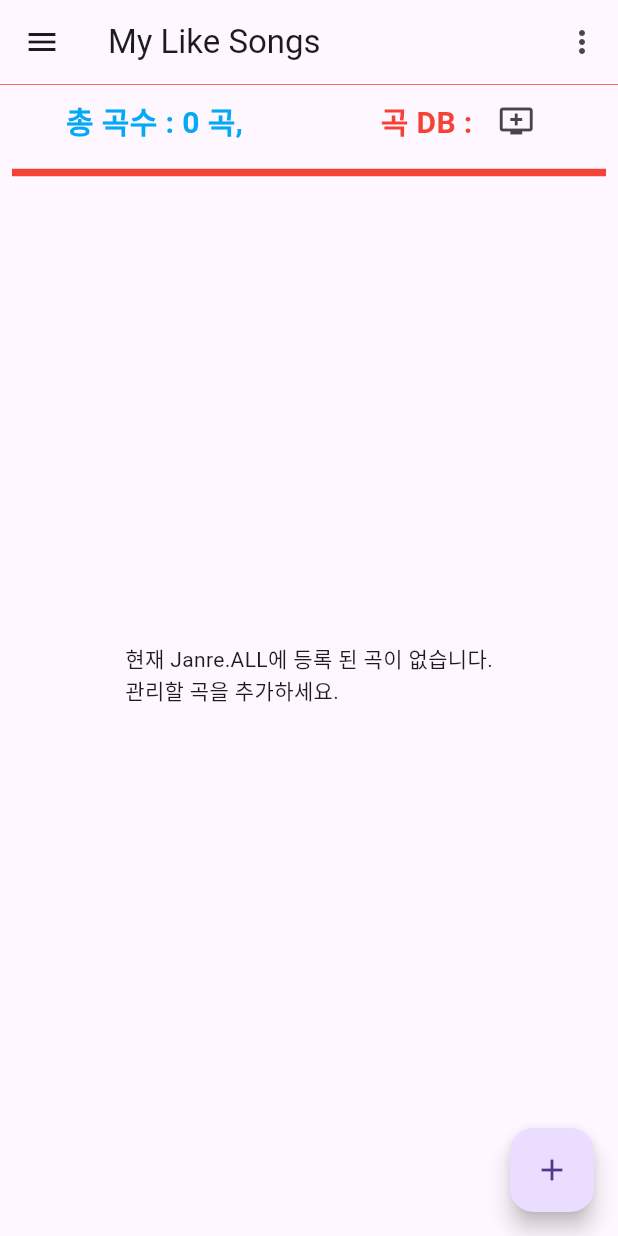
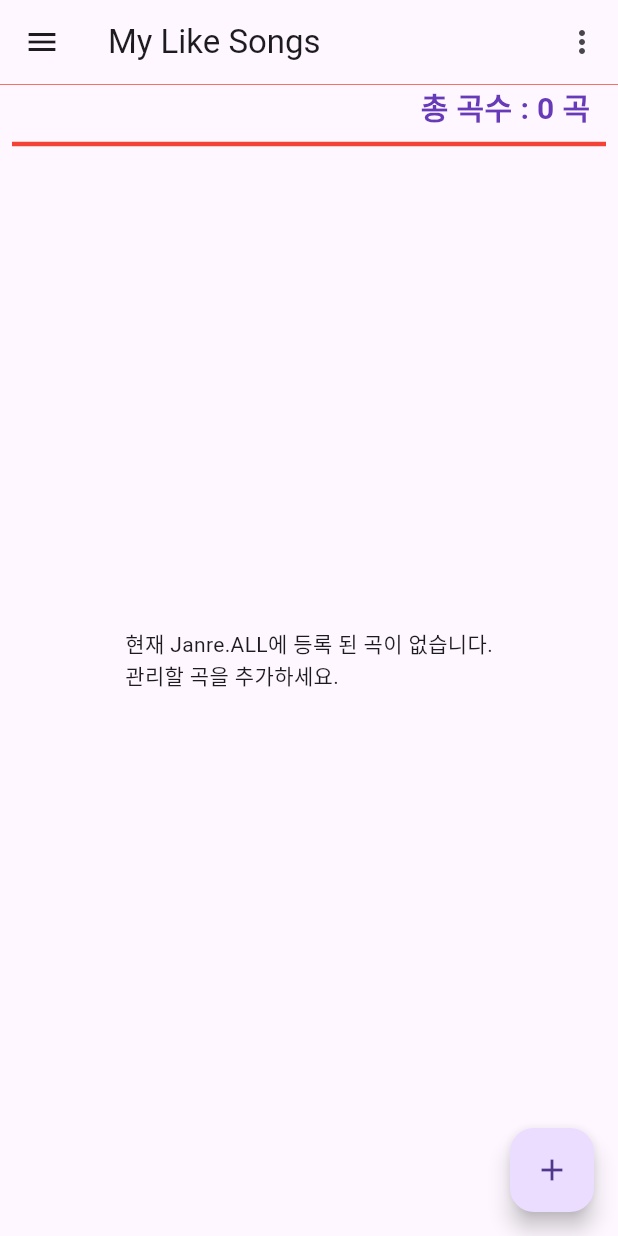
Before and after one commit to poseidonKey/my_karaoke_sql_riverpod_v1_0, a Flutter app: the HomeScreen screen opened by its route, on a phone screen of 412 x 824 dp. Run offline on Flutter 3.47's test engine with Material 3 defaults, Android fonts, the light colour scheme and no system bars; our stand-ins replace flutter_riverpod, go_router, sqflite, webview_flutter, youtube_player_flutter; accounts and stored records are empty.

Commit message:
auth screen과 메뉴 일부 수정

```diff
--- a/lib/main.dart
+++ b/lib/main.dart
@@ -15,6 +15,7 @@ class MyApp extends StatelessWidget {
   Widget build(BuildContext context) {
     return ProviderScope(
       child: MaterialApp.router(
+        debugShowCheckedModeBanner: false,
         routerConfig: router,
         title: 'Material App',
       ),
--- a/lib/screens/home_screen.dart
+++ b/lib/screens/home_screen.dart
@@ -19,7 +19,7 @@ class HomeScreen extends ConsumerStatefulWidget {
 
 class _HomeScreenState extends ConsumerState<HomeScreen> {
   final ScrollController controller = ScrollController();
-  final List<String> popupMenu = ['즐겨찾기 화면', '곡 찾기 화면'];
+  final List<String> popupMenu = ['즐겨찾기 화면', '곡 찾기 화면', 'DB 관리'];
   @override
   void initState() {
     super.initState();
@@ -82,6 +82,8 @@ class _HomeScreenState extends ConsumerState<HomeScreen> {
             onSelected: (value) {
               if (value == '즐겨찾기 화면') {
                 context.go('/home/favoritySong');
+              } else if (value == 'DB 관리') {
+                context.go('/home/testDataManage');
               } else {
                 context.go('/home/searchSong');
               }
@@ -121,43 +123,44 @@ class _HomeScreenState extends ConsumerState<HomeScreen> {
         child: Column(
           children: [
             Row(
-              mainAxisAlignment: MainAxisAlignment.spaceEvenly,
+              mainAxisAlignment: MainAxisAlignment.end,
+              crossAxisAlignment: CrossAxisAlignment.center,
               children: [
                 Text(
                   // '총 곡수 : $count 곡, $janre',
-                  '총 곡수 : $count 곡,',
+                  '총 곡수 : $count 곡  ',
                   style: const TextStyle(
-                      color: Colors.lightBlue,
+                      color: Colors.deepPurple,
                       fontWeight: FontWeight.bold,
                       fontSize: 20),
                 ),
-                const SizedBox(
-                  width: 20,
-                ),
-                Row(
-                  children: [
-                    const Text(
-                      '곡 DB : ',
-                      style: TextStyle(
-                          fontSize: 20,
-                          color: Colors.red,
-                          fontWeight: FontWeight.w600),
-                    ),
-                    IconButton(
-                      onPressed: () {
-                        context.go('/home/testDataManage');
-                      },
-                      icon: const Icon(Icons.add_to_queue),
-                    ),
-                  ],
-                ),
+                // const SizedBox(
+                //   width: 20,
+                // ),
+                // Row(
+                //   children: [
+                //     const Text(
+                //       '곡 DB : ',
+                //       style: TextStyle(
+                //           fontSize: 20,
+                //           color: Colors.red,
+                //           fontWeight: FontWeight.w600),
+                //     ),
+                //     IconButton(
+                //       onPressed: () {
+                //         context.go('/home/testDataManage');
+                //       },
+                //       icon: const Icon(Icons.add_to_queue),
+                //     ),
+                //   ],
+                // ),
               ],
             ),
             Padding(
               padding: const EdgeInsets.symmetric(vertical: 8),
               child: SizedBox(
                 width: double.infinity,
-                height: 5,
+                height: 3,
                 child: Container(
                   decoration: const BoxDecoration(color: Colors.red),
                 ),
```
Also changed, not shown: lib/screens/auth_screen.dart (+17 -2 lines).
